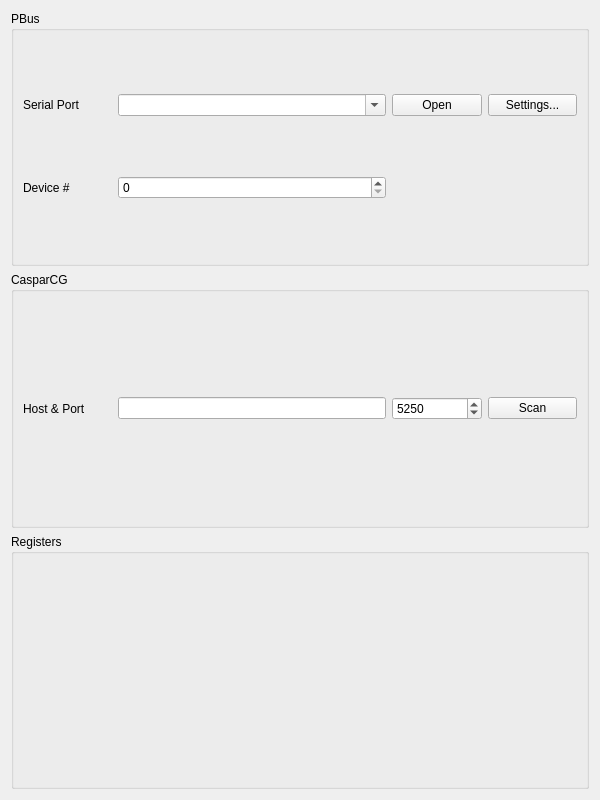
This is gui/window.ui in dimitry-ishenko-casparcg/pbus2amcp as Qt 5 draws it before an edit. The edited form follows.
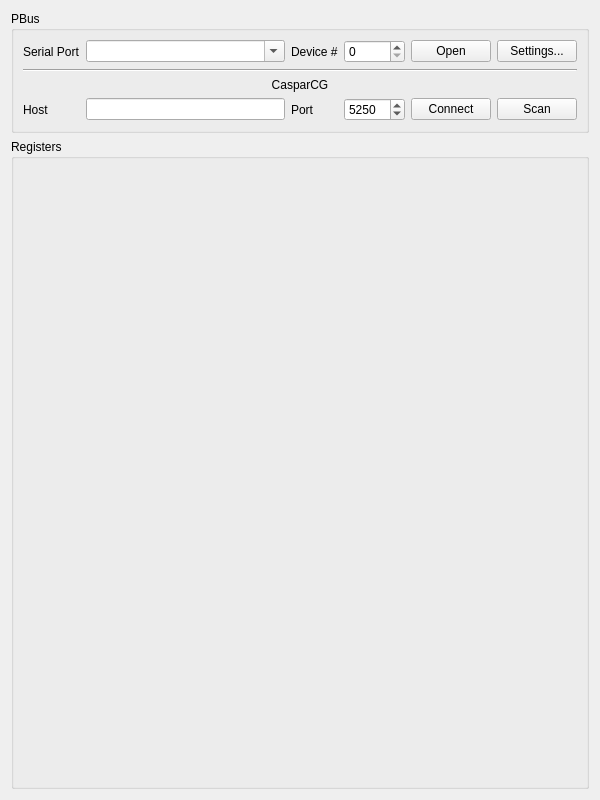
This is the edited form.

Commit message: gui::window: revise gui

What changed in the file:
```diff
--- a/gui/window.ui
+++ b/gui/window.ui
@@ -20,145 +20,106 @@
       <string>PBus</string>
      </property>
      <layout class="QGridLayout" name="layout_3">
-      <item row="1" column="0">
-       <widget class="QLabel" name="pbus_label">
-        <property name="sizePolicy">
-         <sizepolicy hsizetype="Preferred" vsizetype="Preferred">
-          <horstretch>1</horstretch>
-          <verstretch>0</verstretch>
-         </sizepolicy>
+      <item row="0" column="4">
+       <widget class="QPushButton" name="serial_open">
+        <property name="text">
+         <string>Open</string>
         </property>
+       </widget>
+      </item>
+      <item row="2" column="0" colspan="6">
+       <widget class="QLabel" name="label_3">
+        <property name="text">
+         <string>CasparCG</string>
+        </property>
+        <property name="alignment">
+         <set>Qt::AlignCenter</set>
+        </property>
+       </widget>
+      </item>
+      <item row="1" column="0" colspan="6">
+       <widget class="Line" name="line">
+        <property name="orientation">
+         <enum>Qt::Horizontal</enum>
+        </property>
+       </widget>
+      </item>
+      <item row="3" column="5">
+       <widget class="QPushButton" name="caspar_scan">
+        <property name="text">
+         <string>Scan</string>
+        </property>
+       </widget>
+      </item>
+      <item row="3" column="3">
+       <widget class="QSpinBox" name="caspar_port">
+        <property name="minimum">
+         <number>1</number>
+        </property>
+        <property name="maximum">
+         <number>65535</number>
+        </property>
+        <property name="value">
+         <number>5250</number>
+        </property>
+       </widget>
+      </item>
+      <item row="0" column="2">
+       <widget class="QLabel" name="label_2">
         <property name="text">
          <string>Device #</string>
         </property>
        </widget>
       </item>
+      <item row="3" column="2">
+       <widget class="QLabel" name="label_5">
+        <property name="text">
+         <string>Port</string>
+        </property>
+       </widget>
+      </item>
+      <item row="3" column="0">
+       <widget class="QLabel" name="label_4">
+        <property name="text">
+         <string>Host</string>
+        </property>
+       </widget>
+      </item>
+      <item row="3" column="4">
+       <widget class="QPushButton" name="caspar_connect">
+        <property name="text">
+         <string>Connect</string>
+        </property>
+       </widget>
+      </item>
       <item row="0" column="1">
-       <widget class="QComboBox" name="serial_combo">
-        <property name="sizePolicy">
-         <sizepolicy hsizetype="Preferred" vsizetype="Fixed">
-          <horstretch>3</horstretch>
-          <verstretch>0</verstretch>
-         </sizepolicy>
-        </property>
+       <widget class="QComboBox" name="serial_port">
         <property name="editable">
          <bool>true</bool>
         </property>
        </widget>
       </item>
-      <item row="0" column="2">
-       <widget class="QPushButton" name="serial_open">
-        <property name="sizePolicy">
-         <sizepolicy hsizetype="Minimum" vsizetype="Fixed">
-          <horstretch>1</horstretch>
-          <verstretch>0</verstretch>
-         </sizepolicy>
-        </property>
-        <property name="text">
-         <string>Open</string>
-        </property>
-       </widget>
-      </item>
-      <item row="1" column="1">
-       <widget class="QSpinBox" name="pbus_spin">
-        <property name="sizePolicy">
-         <sizepolicy hsizetype="Minimum" vsizetype="Fixed">
-          <horstretch>3</horstretch>
-          <verstretch>0</verstretch>
-         </sizepolicy>
-        </property>
-        <property name="maximum">
-         <number>47</number>
-        </property>
-       </widget>
-      </item>
       <item row="0" column="0">
-       <widget class="QLabel" name="serial_label">
-        <property name="sizePolicy">
-         <sizepolicy hsizetype="Preferred" vsizetype="Preferred">
-          <horstretch>1</horstretch>
-          <verstretch>0</verstretch>
-         </sizepolicy>
-        </property>
+       <widget class="QLabel" name="label">
         <property name="text">
          <string>Serial Port</string>
         </property>
        </widget>
       </item>
-      <item row="0" column="3">
+      <item row="0" column="5">
        <widget class="QPushButton" name="serial_settings">
-        <property name="sizePolicy">
-         <sizepolicy hsizetype="Minimum" vsizetype="Fixed">
-          <horstretch>1</horstretch>
-          <verstretch>0</verstretch>
-         </sizepolicy>
-        </property>
         <property name="text">
          <string>Settings...</string>
         </property>
        </widget>
       </item>
-     </layout>
-    </widget>
-   </item>
-   <item>
-    <widget class="QGroupBox" name="caspar_group">
-     <property name="title">
-      <string>CasparCG</string>
-     </property>
-     <layout class="QHBoxLayout" name="layout_2">
-      <item>
-       <widget class="QLabel" name="host_label">
-        <property name="sizePolicy">
-         <sizepolicy hsizetype="Preferred" vsizetype="Preferred">
-          <horstretch>1</horstretch>
-          <verstretch>0</verstretch>
-         </sizepolicy>
-        </property>
-        <property name="text">
-         <string>Host &amp; Port</string>
-        </property>
-       </widget>
+      <item row="3" column="1">
+       <widget class="QLineEdit" name="caspar_host"/>
       </item>
-      <item>
-       <widget class="QLineEdit" name="host_edit">
-        <property name="sizePolicy">
-         <sizepolicy hsizetype="Expanding" vsizetype="Fixed">
-          <horstretch>3</horstretch>
-          <verstretch>0</verstretch>
-         </sizepolicy>
-        </property>
-       </widget>
-      </item>
-      <item>
-       <widget class="QSpinBox" name="port_spin">
-        <property name="sizePolicy">
-         <sizepolicy hsizetype="Minimum" vsizetype="Fixed">
-          <horstretch>1</horstretch>
-          <verstretch>0</verstretch>
-         </sizepolicy>
-        </property>
-        <property name="minimum">
-         <number>1</number>
-        </property>
+      <item row="0" column="3">
+       <widget class="QSpinBox" name="pbus_device">
         <property name="maximum">
-         <number>65535</number>
-        </property>
-        <property name="value">
-         <number>5250</number>
-        </property>
-       </widget>
-      </item>
-      <item>
-       <widget class="QPushButton" name="scan">
-        <property name="sizePolicy">
-         <sizepolicy hsizetype="Minimum" vsizetype="Fixed">
-          <horstretch>1</horstretch>
-          <verstretch>0</verstretch>
-         </sizepolicy>
-        </property>
-        <property name="text">
-         <string>Scan</string>
+         <number>47</number>
         </property>
        </widget>
       </item>
@@ -176,6 +137,12 @@
         <property name="orientation">
          <enum>Qt::Vertical</enum>
         </property>
+        <property name="sizeHint" stdset="0">
+         <size>
+          <width>0</width>
+          <height>0</height>
+         </size>
+        </property>
        </spacer>
       </item>
      </layout>
```
Left out of the diff: 13 changed lines with no effect on the pictures.
